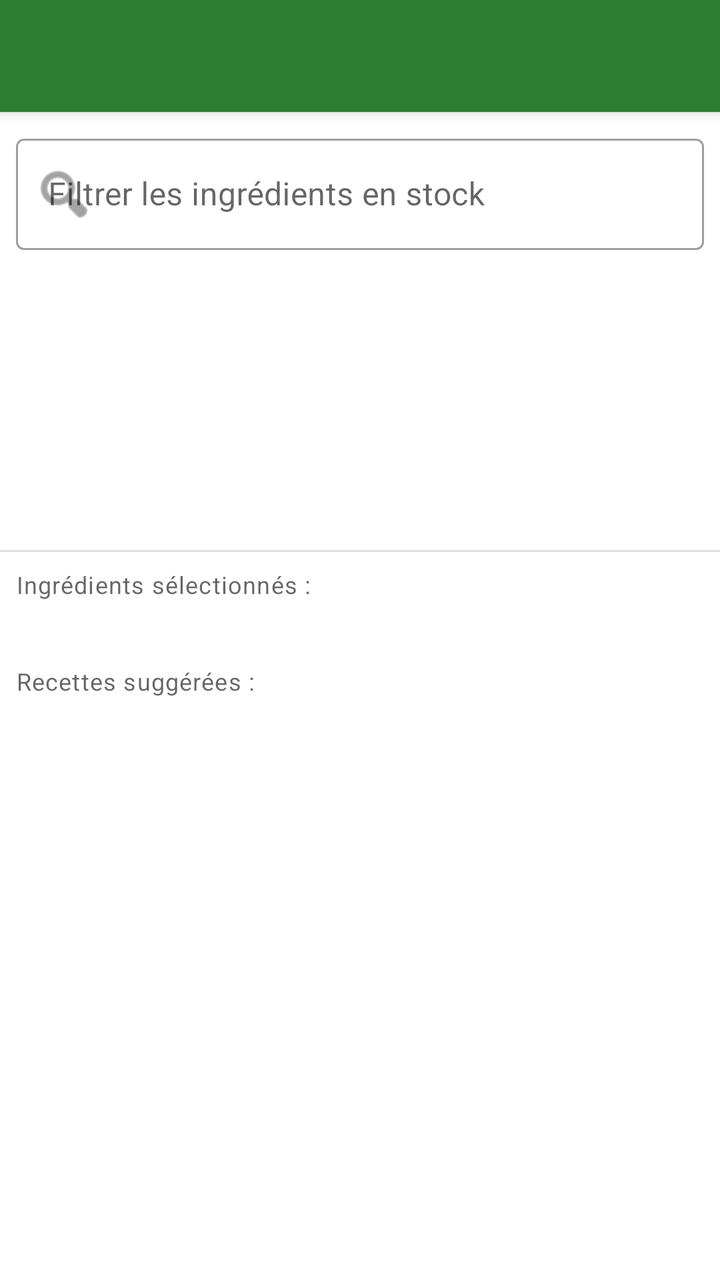
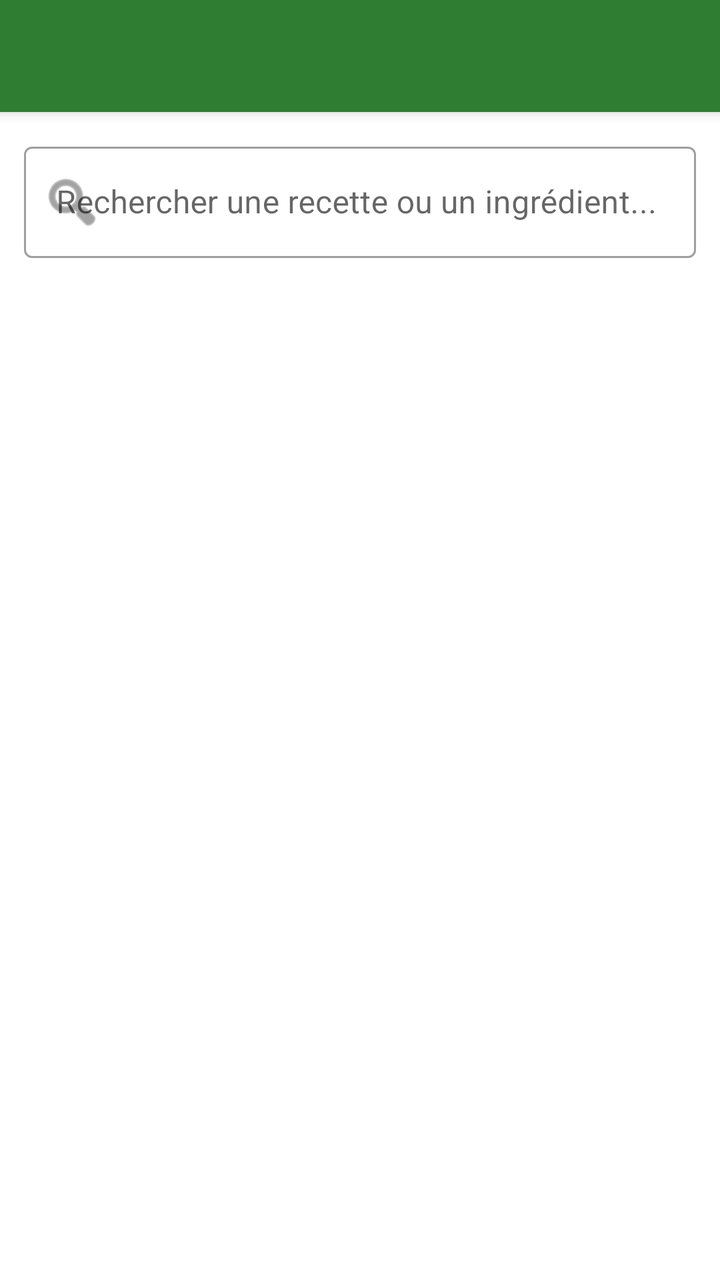

Two renders of the same Android screen: before a commit and after it. Below are the layout's source before the change and the commit's diff.
<!-- AndroidManifest.xml: application theme Theme.ChefInventory -->
<!-- res/layout/activity_search_recipe.xml -->
<?xml version="1.0" encoding="utf-8"?>
<androidx.constraintlayout.widget.ConstraintLayout xmlns:android="http://schemas.android.com/apk/res/android"
    xmlns:app="http://schemas.android.com/apk/res-auto"
    xmlns:tools="http://schemas.android.com/tools"
    android:layout_width="match_parent"
    android:layout_height="match_parent"
    tools:context=".ui.actvity.SearchRecipeActivity">

    <androidx.appcompat.widget.Toolbar
        android:id="@+id/toolbar"
        android:layout_width="match_parent"
        android:layout_height="?attr/actionBarSize"
        android:background="?attr/colorPrimary"
        android:elevation="4dp"
        android:theme="@style/ThemeOverlay.AppCompat.Dark.ActionBar"
        app:layout_constraintTop_toTopOf="parent" />

    
    <com.google.android.material.textfield.TextInputLayout
        android:id="@+id/til_search_ingredients"
        style="@style/Widget.MaterialComponents.TextInputLayout.OutlinedBox"
        android:layout_width="match_parent"
        android:layout_height="wrap_content"
        android:layout_margin="8dp"
        android:hint="Filtrer les ingrédients en stock"
        app:layout_constraintTop_toBottomOf="@id/toolbar"
        app:startIconDrawable="@android:drawable/ic_menu_search">

        <com.google.android.material.textfield.TextInputEditText
            android:id="@+id/et_search_stock"
            android:layout_width="match_parent"
            android:layout_height="wrap_content"
            android:inputType="text" />
    </com.google.android.material.textfield.TextInputLayout>

    
    <androidx.recyclerview.widget.RecyclerView
        android:id="@+id/rv_available_ingredients"
        android:layout_width="match_parent"
        android:layout_height="150dp"
        android:clipToPadding="false"
        android:padding="4dp"
        app:layout_constraintTop_toBottomOf="@id/til_search_ingredients" />

    <View
        android:id="@+id/divider"
        android:layout_width="match_parent"
        android:layout_height="1dp"
        android:background="?android:attr/dividerVertical"
        app:layout_constraintTop_toBottomOf="@id/rv_available_ingredients" />

    
    <TextView
        android:id="@+id/tv_label_selected"
        android:layout_width="wrap_content"
        android:layout_height="wrap_content"
        android:padding="8dp"
        android:text="Ingrédients sélectionnés :"
        android:textAppearance="@style/TextAppearance.MaterialComponents.Caption"
        app:layout_constraintStart_toStartOf="parent"
        app:layout_constraintTop_toBottomOf="@id/divider" />

    <com.google.android.material.chip.ChipGroup
        android:id="@+id/cg_selected_ingredients"
        android:layout_width="match_parent"
        android:layout_height="wrap_content"
        android:padding="8dp"
        app:layout_constraintTop_toBottomOf="@id/tv_label_selected" />

    
    <TextView
        android:id="@+id/tv_label_results"
        android:layout_width="wrap_content"
        android:layout_height="wrap_content"
        android:padding="8dp"
        android:text="Recettes suggérées :"
        android:textAppearance="@style/TextAppearance.MaterialComponents.Caption"
        app:layout_constraintStart_toStartOf="parent"
        app:layout_constraintTop_toBottomOf="@id/cg_selected_ingredients" />

    <androidx.recyclerview.widget.RecyclerView
        android:id="@+id/rv_search_results"
        android:layout_width="match_parent"
        android:layout_height="0dp"
        android:clipToPadding="false"
        android:padding="8dp"
        app:layout_constraintBottom_toBottomOf="parent"
        app:layout_constraintTop_toBottomOf="@id/tv_label_results" />

    <TextView
        android:id="@+id/tv_no_results"
        android:layout_width="wrap_content"
        android:layout_height="wrap_content"
        android:text="Aucune recette trouvée"
        android:visibility="gone"
        app:layout_constraintBottom_toBottomOf="parent"
        app:layout_constraintEnd_toEndOf="parent"
        app:layout_constraintStart_toStartOf="parent"
        app:layout_constraintTop_toBottomOf="@id/cg_selected_ingredients" />

</androidx.constraintlayout.widget.ConstraintLayout>
<!-- resources referenced by this layout -->
<resources>
  <style name="Theme.ChefInventory" parent="Theme.MaterialComponents.DayNight.NoActionBar">
          <item name="colorPrimary">@color/colorPrimary</item>
          <item name="colorPrimaryVariant">@color/colorPrimaryVariant</item>
          <item name="colorOnPrimary">@color/colorOnPrimary</item>
          <item name="colorSecondary">@color/colorSecondary</item>
          <item name="colorSecondaryVariant">@color/colorSecondaryVariant</item>
          <item name="colorOnSecondary">@color/colorOnSecondary</item>
          <item name="colorError">@color/colorError</item>
          <item name="colorOnError">@color/colorOnError</item>
          <item name="android:statusBarColor">?attr/colorPrimaryVariant</item>
          <item name="android:windowBackground">@android:color/white</item>
      </style>
  <color name="colorPrimary">#FF2E7D32</color>
  <color name="colorPrimaryVariant">#FF1B5E20</color>
  <color name="colorOnPrimary">#FFFFFFFF</color>
  <color name="colorSecondary">#FF4CAF50</color>
  <color name="colorSecondaryVariant">#FF388E3C</color>
  <color name="colorOnSecondary">#FF000000</color>
  <color name="colorError">#FFC107</color>
  <color name="colorOnError">#FF000000</color>
</resources>

<!-- the commit's change to res/layout/activity_search_recipe.xml (unified diff, before → after) -->
@@ -21,8 +21,8 @@
         style="@style/Widget.MaterialComponents.TextInputLayout.OutlinedBox"
         android:layout_width="match_parent"
         android:layout_height="wrap_content"
-        android:layout_margin="8dp"
-        android:hint="Filtrer les ingrédients en stock"
+        android:layout_margin="12dp"
+        android:hint="Rechercher une recette ou un ingrédient..."
         app:layout_constraintTop_toBottomOf="@id/toolbar"
         app:startIconDrawable="@android:drawable/ic_menu_search">
 
@@ -30,54 +30,11 @@
             android:id="@+id/et_search_stock"
             android:layout_width="match_parent"
             android:layout_height="wrap_content"
+            android:textColor="?android:attr/textColorPrimary"
             android:inputType="text" />
     </com.google.android.material.textfield.TextInputLayout>
 
     
-    <androidx.recyclerview.widget.RecyclerView
-        android:id="@+id/rv_available_ingredients"
-        android:layout_width="match_parent"
-        android:layout_height="150dp"
-        android:clipToPadding="false"
-        android:padding="4dp"
-        app:layout_constraintTop_toBottomOf="@id/til_search_ingredients" />
-
-    <View
-        android:id="@+id/divider"
-        android:layout_width="match_parent"
-        android:layout_height="1dp"
-        android:background="?android:attr/dividerVertical"
-        app:layout_constraintTop_toBottomOf="@id/rv_available_ingredients" />
-
-    
-    <TextView
-        android:id="@+id/tv_label_selected"
-        android:layout_width="wrap_content"
-        android:layout_height="wrap_content"
-        android:padding="8dp"
-        android:text="Ingrédients sélectionnés :"
-        android:textAppearance="@style/TextAppearance.MaterialComponents.Caption"
-        app:layout_constraintStart_toStartOf="parent"
-        app:layout_constraintTop_toBottomOf="@id/divider" />
-
-    <com.google.android.material.chip.ChipGroup
-        android:id="@+id/cg_selected_ingredients"
-        android:layout_width="match_parent"
-        android:layout_height="wrap_content"
-        android:padding="8dp"
-        app:layout_constraintTop_toBottomOf="@id/tv_label_selected" />
-
-    
-    <TextView
-        android:id="@+id/tv_label_results"
-        android:layout_width="wrap_content"
-        android:layout_height="wrap_content"
-        android:padding="8dp"
-        android:text="Recettes suggérées :"
-        android:textAppearance="@style/TextAppearance.MaterialComponents.Caption"
-        app:layout_constraintStart_toStartOf="parent"
-        app:layout_constraintTop_toBottomOf="@id/cg_selected_ingredients" />
-
     <androidx.recyclerview.widget.RecyclerView
         android:id="@+id/rv_search_results"
         android:layout_width="match_parent"
@@ -85,17 +42,19 @@
         android:clipToPadding="false"
         android:padding="8dp"
         app:layout_constraintBottom_toBottomOf="parent"
-        app:layout_constraintTop_toBottomOf="@id/tv_label_results" />
+        app:layout_constraintTop_toBottomOf="@id/til_search_ingredients" />
 
     <TextView
         android:id="@+id/tv_no_results"
         android:layout_width="wrap_content"
         android:layout_height="wrap_content"
         android:text="Aucune recette trouvée"
+        android:textSize="16sp"
+        android:textStyle="bold"
         android:visibility="gone"
         app:layout_constraintBottom_toBottomOf="parent"
         app:layout_constraintEnd_toEndOf="parent"
         app:layout_constraintStart_toStartOf="parent"
-        app:layout_constraintTop_toBottomOf="@id/cg_selected_ingredients" />
+        app:layout_constraintTop_toBottomOf="@id/til_search_ingredients" />
 
 </androidx.constraintlayout.widget.ConstraintLayout>
